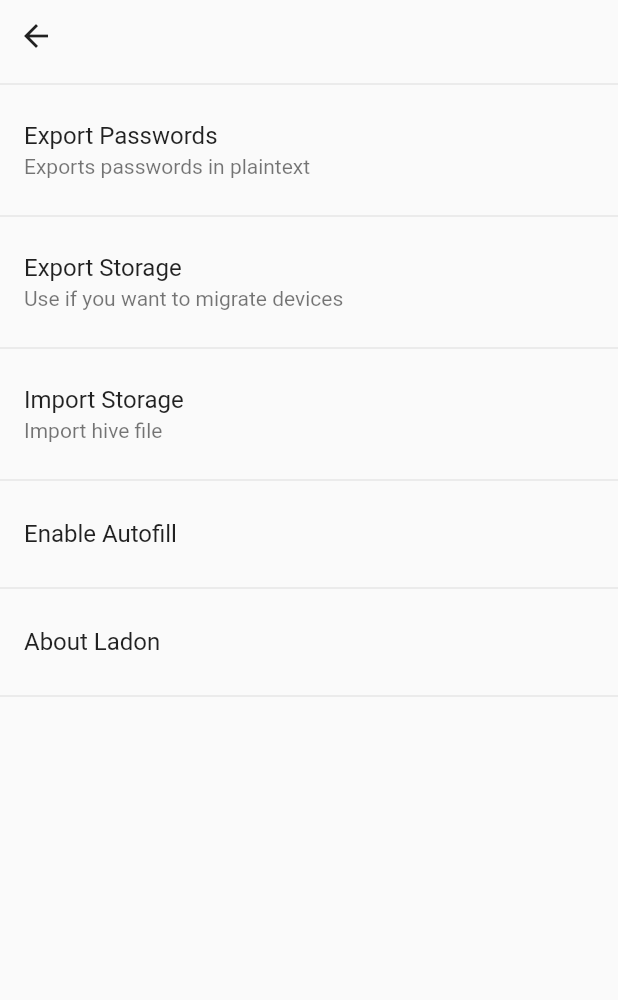
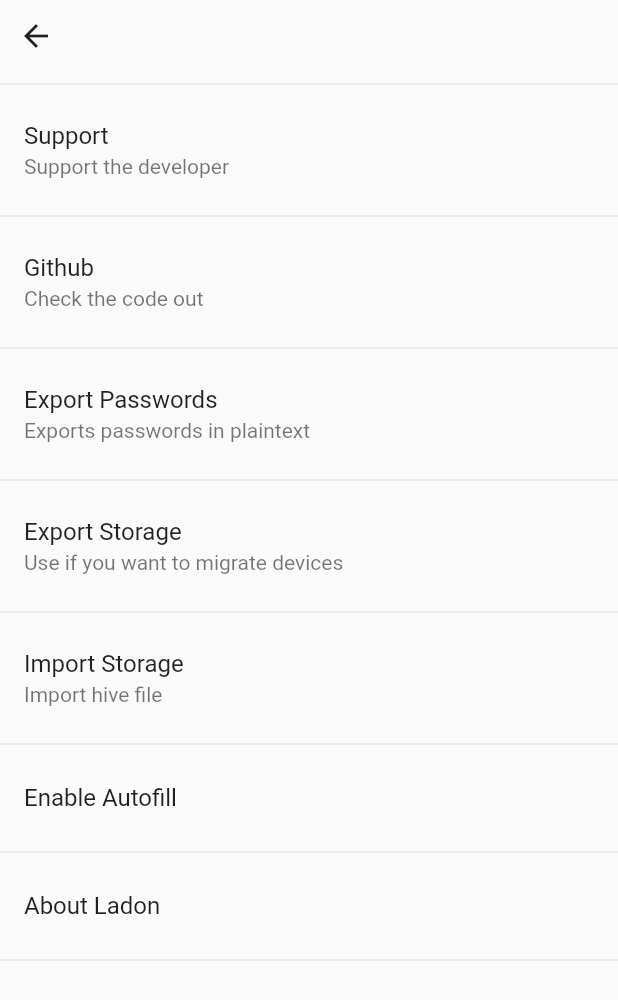
Before and after one commit to Flajt/Ladon, a Flutter app: the SettingsPage screen opened by its route, on a phone screen of 412 x 824 dp. Shown: the top 1000 px of the screen. Run offline on Flutter 3.47's test engine with Material 2 defaults, Android fonts, the phone set to English and light mode, and no system bars; our stand-ins replace another_flushbar, cached_network_image, file_picker, form_validator, google_fonts, hive and 3 more; missing offline and left inert: biometric_storage, flutter_autofill_service, flutter_donation_buttons, hawk_fab_menu, mobile_scanner, otp and 1 more; accounts and stored records are empty.

Commit message:
Feat: Add Support and Github Dialog to Settings

```diff
--- a/ladon/lib/pages/SettingsPage.dart
+++ b/ladon/lib/pages/SettingsPage.dart
@@ -1,8 +1,9 @@
-import 'dart:typed_data';
 import 'package:flutter/material.dart';
 import 'package:ladon/features/importExportMangment/logic/ImportExportLogic.dart';
 import 'package:ladon/features/importExportMangment/uiblocks/ImportDialog.dart';
+import 'package:ladon/features/settings/uiblocks/SupportDialog.dart';
 import 'package:share_plus/share_plus.dart';
+import 'package:url_launcher/url_launcher_string.dart';
 
 import '../features/serviceSettings/logic/servicePreferences.dart';
 
@@ -20,6 +21,18 @@ class SettingsPage extends StatelessWidget {
             child: IconButton(
                 onPressed: () => Navigator.of(context).pop(),
                 icon: const Icon(Icons.arrow_back))),
+        const Divider(),
+        ListTile(
+            title: const Text("Support"),
+            subtitle: const Text("Support the developer"),
+            onTap: () => showDialog(
+                context: context, builder: (context) => const SupportDialog())),
+        const Divider(),
+        ListTile(
+          title: const Text("Github"),
+          subtitle: const Text("Check the code out"),
+          onTap: () => launchUrlString("https://github.com/Flajt/ladon"),
+        ),
         const Divider(),
         ListTile(
           title: const Text("Export Passwords"),
```
